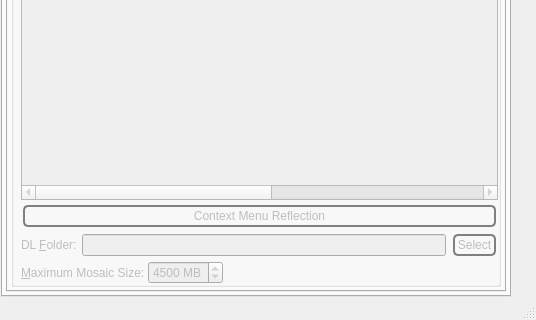
Before: the Qt Designer form GoldBug-UI/controlcenter.ui in xloem/spot-on-svn, drawn with Qt 5; both pictures show x 0 to 536 and y 529 to 849 of the 536 by 849 pixel window.
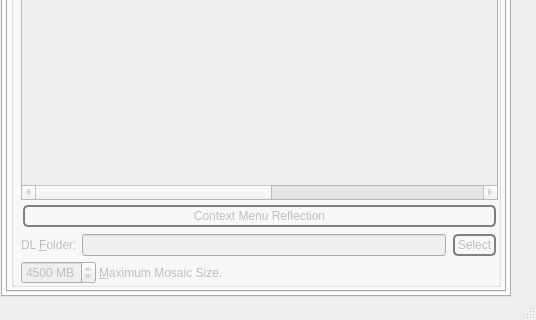
After: the same form once the commit is applied. The open tabs and pages were chosen to show the change. Icons and pictures are not drawn. Custom widgets are drawn as their Qt base class.

```diff
--- a/GoldBug-UI/controlcenter.ui
+++ b/GoldBug-UI/controlcenter.ui
@@ -3781,21 +3781,14 @@
                  <property name="spacing">
                   <number>3</number>
                  </property>
-                 <item>
-                  <widget class="QLabel" name="label_59">
-                   <property name="toolTip">
-                    <string>The pieces (also called links) of the mosaic create the file.</string>
-                   </property>
-                   <property name="text">
-                    <string>&amp;Maximum Mosaic Size:</string>
-                   </property>
-                   <property name="buddy">
-                    <cstring>etpMaxMosaicSize</cstring>
-                   </property>
-                  </widget>
-                 </item>
                  <item>
                   <widget class="QSpinBox" name="etpMaxMosaicSize">
+                   <property name="sizePolicy">
+                    <sizepolicy hsizetype="Fixed" vsizetype="Fixed">
+                     <horstretch>0</horstretch>
+                     <verstretch>0</verstretch>
+                    </sizepolicy>
+                   </property>
                    <property name="suffix">
                     <string> MB</string>
                    </property>
@@ -3811,17 +3804,23 @@
                   </widget>
                  </item>
                  <item>
-                  <spacer name="horizontalSpacer_44">
-                   <property name="orientation">
-                    <enum>Qt::Horizontal</enum>
+                  <widget class="QLabel" name="label_59">
+                   <property name="sizePolicy">
+                    <sizepolicy hsizetype="Minimum" vsizetype="Preferred">
+                     <horstretch>0</horstretch>
+                     <verstretch>0</verstretch>
+                    </sizepolicy>
                    </property>
-                   <property name="sizeHint" stdset="0">
-                    <size>
-                     <width>1</width>
-                     <height>1</height>
-                    </size>
+                   <property name="toolTip">
+                    <string>The pieces (also called links) of the mosaic create the file.</string>
                    </property>
-                  </spacer>
+                   <property name="text">
+                    <string>&amp;Maximum Mosaic Size.</string>
+                   </property>
+                   <property name="buddy">
+                    <cstring>etpMaxMosaicSize</cstring>
+                   </property>
+                  </widget>
                  </item>
                 </layout>
                </item>
```
Left out of the diff: 39 changed lines with no effect on the pictures.
